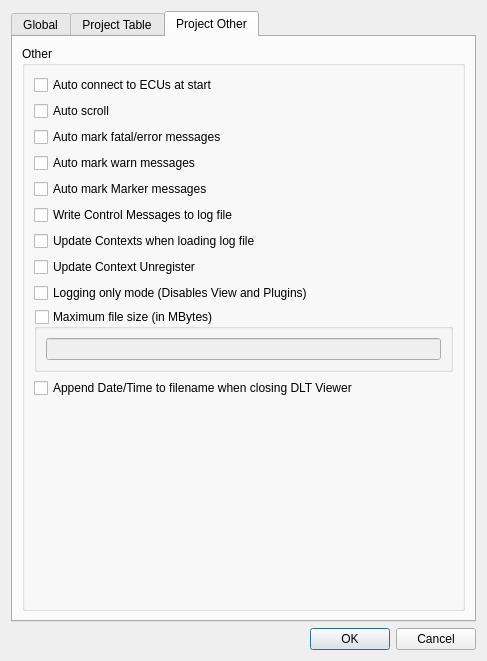
The window that src/settingsdialog.ui (COVESA/dlt-viewer) describes before a commit, drawn with Qt 5.
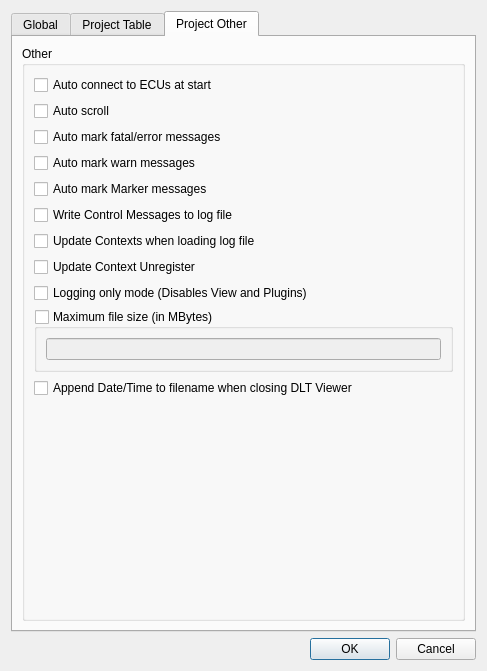
The same window after the commit. The open tabs and pages were chosen to show the change. Icons and pictures are not drawn.

The edit to the form file:
```diff
--- a/src/settingsdialog.ui
+++ b/src/settingsdialog.ui
@@ -7,7 +7,7 @@
     <x>0</x>
     <y>0</y>
     <width>487</width>
-    <height>598</height>
+    <height>671</height>
    </rect>
   </property>
   <property name="windowTitle">
```
Left out of the diff: 23 changed lines with no effect on the pictures.
